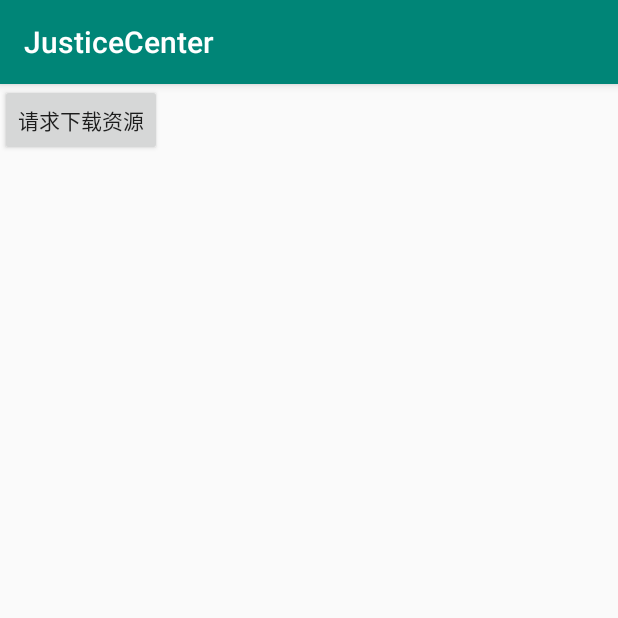
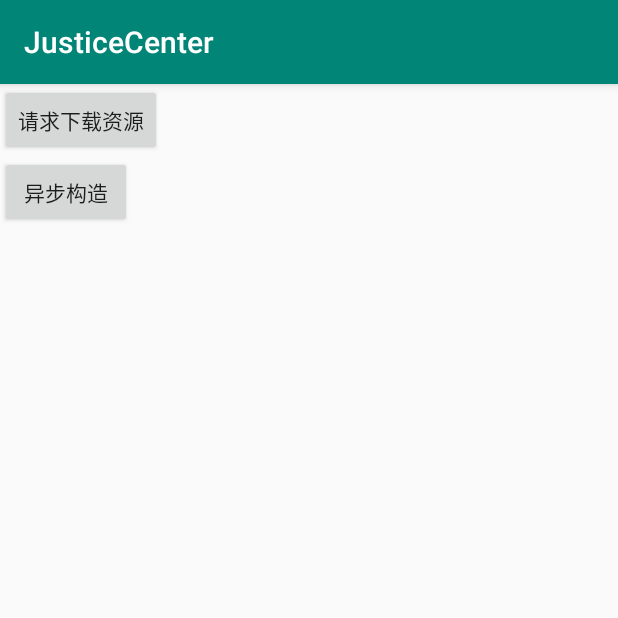
Before and after one commit to cosmos33/JusticeDemo, an Android app: the screen it shows after launch (MainActivity), after a tap on "请求下载资源", on a phone screen of 412 x 824 dp, the top half of it. Run offline under Robolectric (Android 15) with nearby library versions, the phone set to English and light mode, and no system bars; libraries missing offline, so code that uses them is left out: com.immomo.justice; network calls fail; 4 statements that could not run were skipped.

Commit message:
新增：封装justice

```diff
--- a/app/src/main/java/com/momo/justicedemo/MainActivity.java
+++ b/app/src/main/java/com/momo/justicedemo/MainActivity.java
@@ -1,23 +1,29 @@
 package com.momo.justicedemo;
 
 import android.Manifest;
+import android.graphics.BitmapFactory;
+import android.nfc.Tag;
+import android.os.Bundle;
 import android.support.v4.app.ActivityCompat;
 import android.support.v7.app.AppCompatActivity;
-import android.os.Bundle;
 import android.view.View;
 
+import com.immomo.justice.Justice;
 import com.momo.justicecenter.JusticeCenter;
+import com.momo.justicecenter.callback.OnAsyncJusticeCallback;
+import com.momo.justicecenter.callback.OnPreloadCallback;
 import com.momo.justicecenter.resource.ResResult;
-import com.momo.justicecenter.resource.ResourceManager;
 import com.momo.justicecenter.utils.MLogger;
 import com.momo.justicecenter.utils.SDKUtils;
 
-import java.io.File;
 import java.util.HashSet;
+import java.util.List;
 import java.util.Map;
 import java.util.Set;
 
 public class MainActivity extends AppCompatActivity {
+
+    private static final String TAG = "MainActivity...";
 
     @Override
     protected void onCreate(Bundle savedInstanceState) {
@@ -39,11 +45,29 @@ public class MainActivity extends AppCompatActivity {
         Set<String> business = new HashSet<>();
         business.add("AntiSpam");
         business.add("AntiPorn");
-        JusticeCenter.preload(business, new ResourceManager.OnResourceLoadedListener() {
+        JusticeCenter.preload(business, new OnPreloadCallback() {
             @Override
-            public void onResourceLoadResult(Map<String, ResResult> result) {
+            public void onPreloadCallback(Map<String, ResResult> resultMap) {
 
             }
         });
     }
+
+    public void asyncConstruct(View view) {
+        Set<String> businesses = new HashSet<>();
+        businesses.add("AntiSpam");
+        businesses.add("AntiPorn");
+        JusticeCenter.asyncNewJustice(businesses, new OnAsyncJusticeCallback() {
+            @Override
+            public void onCreated(Justice justice, List<String> successBusiness) {
+                String predict = justice.predict(BitmapFactory.decodeFile("/sdcard/ht.jpg"));
+                MLogger.d(TAG, "predict result:", predict);
+            }
+
+            @Override
+            public void onFailed(String em) {
+                MLogger.e(TAG, "asyncConstruct", em);
+            }
+        });
+    }
 }
--- a/app/src/main/res/layout/activity_main.xml
+++ b/app/src/main/res/layout/activity_main.xml
@@ -7,6 +7,7 @@
     tools:context=".MainActivity">
 
     <Button
+        android:id="@+id/button2"
         android:layout_width="wrap_content"
         android:layout_height="wrap_content"
         android:onClick="loadResource"
@@ -14,4 +15,13 @@
         app:layout_constraintLeft_toLeftOf="parent"
         app:layout_constraintTop_toTopOf="parent" />
 
+    <Button
+        android:id="@+id/button"
+        android:layout_width="wrap_content"
+        android:layout_height="wrap_content"
+        android:text="异步构造"
+        android:onClick="asyncConstruct"
+        app:layout_constraintStart_toStartOf="@+id/button2"
+        app:layout_constraintTop_toBottomOf="@+id/button2" />
+
 </android.support.constraint.ConstraintLayout>
--- a/justicecenter/build.gradle
+++ b/justicecenter/build.gradle
@@ -31,4 +31,6 @@ dependencies {
     androidTestImplementation 'com.android.support.test:runner:1.0.2'
     androidTestImplementation 'com.android.support.test.espresso:espresso-core:3.0.2'
     implementation 'com.google.code.gson:gson:2.8.6'
+    api "com.cosmos.baseutil:cpp_shared:r17c"
+    api 'com.immomo.justice:justice:2.1.7'
 }
--- a/justicecenter/src/main/java/com/momo/justicecenter/JusticeCenter.java
+++ b/justicecenter/src/main/java/com/momo/justicecenter/JusticeCenter.java
@@ -2,12 +2,19 @@ package com.momo.justicecenter;
 
 import android.app.Application;
 import android.content.Context;
+import android.util.Pair;
 
+import com.immomo.justice.Justice;
+import com.momo.justicecenter.callback.OnAsyncJusticeCallback;
+import com.momo.justicecenter.callback.OnPreloadCallback;
 import com.momo.justicecenter.resource.ResResult;
 import com.momo.justicecenter.resource.ResourceManager;
+import com.momo.justicecenter.utils.FileHelper;
 import com.momo.justicecenter.utils.MLogger;
+import com.momo.justicecenter.utils.ThreadHelper;
 
 import java.io.File;
+import java.util.ArrayList;
 import java.util.List;
 import java.util.Map;
 import java.util.Set;
@@ -15,8 +22,10 @@ import java.util.Set;
 public class JusticeCenter {
     public static final String SDK_VERSION_NAME = "1.0.0";
     public static final int SDK_VERSION_CODE = 10000;
+    private static final String TAG = "JusticeCenter...";
     private static String sAPPID;
     private static Context sContext;
+    private static ResourceManager sResourceManager;
 
     public static void init(Application application, String appId) {
         sContext = application;
@@ -31,8 +40,14 @@ public class JusticeCenter {
         return sAPPID;
     }
 
-    public static void preload(Set<String> bussiness, final ResourceManager.OnResourceLoadedListener listener) {
-        new ResourceManager().loadResource(bussiness, new ResourceManager.OnResourceLoadedListener() {
+    public static void preload(Set<String> bussiness, final OnPreloadCallback listener) {
+        if (bussiness == null || bussiness.size() == 0) {
+            throw new IllegalArgumentException("business must be not empty");
+        }
+        if (sResourceManager == null) {
+            sResourceManager = new ResourceManager();
+        }
+        sResourceManager.loadResource(bussiness, new ResourceManager.OnResourceLoadedListener() {
             @Override
             public void onResourceLoadResult(Map<String, ResResult> result) {
                 for (Map.Entry<String, ResResult> entry : result.entrySet()) {
@@ -41,13 +56,54 @@ public class JusticeCenter {
                     MLogger.d(key, "-", value);
                 }
                 if (listener != null) {
-                    listener.onResourceLoadResult(result);
+                    listener.onPreloadCallback(result);
                 }
             }
         });
     }
 
-    public static void asyncNewJustice() {
+    public static void asyncNewJustice(Set<String> bussiness, final OnAsyncJusticeCallback callback) {
+        preload(bussiness, new OnPreloadCallback() {
+            @Override
+            public void onPreloadCallback(Map<String, ResResult> result) {
+                MLogger.d(TAG, " resources preloaded ,current thread ", Thread.currentThread().getName());
+                final List<Pair<String, String>> businessesWithDirs = new ArrayList<>();
+                final List<String> successedBusiness = new ArrayList<>();
+                for (Map.Entry<String, ResResult> entry : result.entrySet()) {
+                    if (entry.getValue().isOK) {
+                        File resource = FileHelper.getResource(entry.getKey(), null);
+                        if (resource != null) {
+                            successedBusiness.add(entry.getKey());
+                            businessesWithDirs.add(Pair.create(entry.getKey(), resource.getAbsolutePath())); // 色情识别
+                        }
+                    }
+                }
+                constuctAndCallback(businessesWithDirs, successedBusiness, callback);
+            }
+        });
+    }
 
+    private static void constuctAndCallback(final List<Pair<String, String>> businessesWithDirs, final List<String> successedBusiness, final OnAsyncJusticeCallback callback) {
+        ThreadHelper.getInstance().execute(new Runnable() {
+            @Override
+            public void run() {
+                if (businessesWithDirs.isEmpty()) {
+                    if (callback != null) {
+                        callback.onFailed("no business resource is available!");
+                    }
+                    return;
+                }
+                try {
+                    Justice justice = new Justice(businessesWithDirs);
+                    if (callback != null) {
+                        callback.onCreated(justice, successedBusiness);
+                    }
+                } catch (Exception e) {
+                    if (callback != null) {
+                        callback.onFailed(e.getLocalizedMessage());
+                    }
+                }
+            }
+        });
     }
 }
--- /dev/null
+++ b/justicecenter/src/main/java/com/momo/justicecenter/callback/OnAsyncJusticeCallback.java
@@ -0,0 +1,11 @@
+package com.momo.justicecenter.callback;
+
+import com.immomo.justice.Justice;
+
+import java.util.List;
+
+public interface OnAsyncJusticeCallback {
+    void onCreated(Justice justice, List<String> successBusiness);
+
+    void onFailed(String em);
+}
--- /dev/null
+++ b/justicecenter/src/main/java/com/momo/justicecenter/callback/OnPreloadCallback.java
@@ -0,0 +1,9 @@
+package com.momo.justicecenter.callback;
+
+import com.momo.justicecenter.resource.ResResult;
+
+import java.util.Map;
+
+public interface OnPreloadCallback {
+    void onPreloadCallback(Map<String, ResResult> resultMap);
+}
--- a/justicecenter/src/main/java/com/momo/justicecenter/network/JusticeRequest.java
+++ b/justicecenter/src/main/java/com/momo/justicecenter/network/JusticeRequest.java
@@ -15,17 +15,12 @@ import java.util.Map;
 public class JusticeRequest {
     public static final String TAG = "Justice_request...";
     private static final String CONFIG_URL = "https://cosmos-video-api.immomo.com/video/index/mulResource";
-    private static String mDefaultBusiness;
+    private static final String SPAM_BUSINESS_MARK = "spam";
     private static JusticeRequest sJusticeRequest;
     private NetworkUtil mNetworkUtil;
     private ThreadLocal<Gson> mGsonThreadLocal;
 
     private JusticeRequest() {
-        mDefaultBusiness =
-                "spam_4," +
-                        "spam_1," +
-                        "AntiSpam," +
-                        "AntiPorn";
         mNetworkUtil = NetworkUtil.getInstance();
         mGsonThreadLocal = new ThreadLocal<Gson>() {
             @Nullable
@@ -60,7 +55,7 @@ public class JusticeRequest {
     public void configRequst(final OnConfigRequestListener listener) {
         Map<String, String> map = new HashMap<>();
 //        map.put("resourceName", String.valueOf(JusticeCenter.SDK_VERSION_CODE));
-        map.put("resourceMark", mDefaultBusiness);
+        map.put("resourceMark", SPAM_BUSINESS_MARK);
         map.put("appId", String.valueOf(JusticeCenter.getAPPID()));
         mNetworkUtil.request(CONFIG_URL, map, new OnRequestCallback() {
             @Override
--- a/justicecenter/src/main/java/com/momo/justicecenter/resource/ResourceManager.java
+++ b/justicecenter/src/main/java/com/momo/justicecenter/resource/ResourceManager.java
@@ -9,12 +9,10 @@ import com.momo.justicecenter.network.JusticeRequest;
 import com.momo.justicecenter.utils.FileHelper;
 import com.momo.justicecenter.utils.MD5Utils;
 import com.momo.justicecenter.utils.MLogger;
-import com.momo.justicecenter.utils.NumUtil;
 import com.momo.justicecenter.utils.ThreadHelper;
 
 import java.io.File;
 import java.util.HashMap;
-import java.util.Iterator;
 import java.util.Map;
 import java.util.Set;
 
--- a/justicecenter/src/main/java/com/momo/justicecenter/utils/FileHelper.java
+++ b/justicecenter/src/main/java/com/momo/justicecenter/utils/FileHelper.java
@@ -1,7 +1,10 @@
 package com.momo.justicecenter.utils;
 
+import android.content.Context;
 import android.os.Environment;
 import android.text.TextUtils;
+
+import com.momo.justicecenter.JusticeCenter;
 
 import java.io.BufferedInputStream;
 import java.io.BufferedOutputStream;
@@ -22,7 +25,11 @@ public class FileHelper {
             "~/"
     };
     static {
-        ROOT_PATH = Environment.getExternalStorageDirectory().getPath() + File.separator + ".justice";
+        Context context = JusticeCenter.getContext();
+        if (context == null) {
+            throw new IllegalStateException("you should call JusticeCenter.init(context,appId) first");
+        }
+        ROOT_PATH = context.getFilesDir() + File.separator + "justice";
     }
 
     public static String getBusinessDir(String business) {
```
Also changed, not shown: build.gradle (+15 -0 lines).
